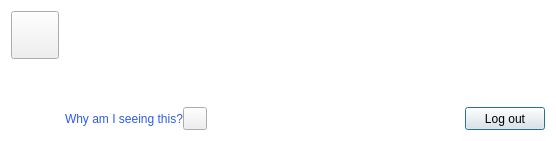
Old version of the form src/MEGASync/gui/ui/VerifyLockMessage.ui in the repository meganz/MEGAsync.
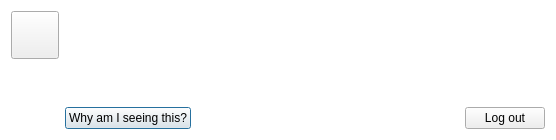
New version of the form. Icons and pictures are not drawn. Custom widgets are drawn as their Qt base class.

Commit message: Use TokenizableButton type link insteado of QLabel + Icon

The edit to the form file:
```diff
--- a/src/MEGASync/gui/ui/VerifyLockMessage.ui
+++ b/src/MEGASync/gui/ui/VerifyLockMessage.ui
@@ -29,13 +29,7 @@
    <string notr="true">#VerifyLockMessage
 {
 background-color: #ffffff; /*colorToken.page-background*/
-}
-
-#lWhySeenThis
-{
-color: #ff2C5BEB; /*colorToken.link-primary*/
-}
-</string>
+}</string>
   </property>
   <property name="TOKENIZED" stdset="0">
    <bool>true</bool>
@@ -175,26 +169,13 @@
         <enum>QLayout::SetFixedSize</enum>
        </property>
        <item>
-        <widget class="QLabel" name="lWhySeenThis">
-         <property name="cursor">
-          <cursorShape>PointingHandCursor</cursorShape>
+        <widget class="TokenizableButton" name="bWhySeenThis">
+         <property name="layoutDirection">
+          <enum>Qt::RightToLeft</enum>
          </property>
          <property name="text">
           <string>Why am I seeing this?</string>
          </property>
-         <property name="font-size" stdset="0">
-          <string notr="true">body-2</string>
-         </property>
-         <property name="semibold" stdset="0">
-          <bool>false</bool>
-         </property>
-        </widget>
-       </item>
-       <item>
-        <widget class="TokenizableToolButton" name="tbOpenLink">
-         <property name="text">
-          <string notr="true"/>
-         </property>
          <property name="icon">
           <iconset resource="../Resources_light.qrc">
            <normaloff>:/external-link_small_thin_outline_icon_primary</normaloff>:/external-link_small_thin_outline_icon_primary</iconset>
@@ -250,9 +231,9 @@
  </widget>
  <customwidgets>
   <customwidget>
-   <class>TokenizableToolButton</class>
-   <extends>QToolButton</extends>
-   <header>tokenizer/TokenizableItems/TokenizableButtons.h </header>
+   <class>TokenizableButton</class>
+   <extends>QPushButton</extends>
+   <header>tokenizer/TokenizableItems/TokenizableButtons.h</header>
   </customwidget>
   <customwidget>
    <class>IconLabel</class>
```
Left out of the diff: 15 changed lines with no effect on the pictures. The commit also changes 5 other files.
